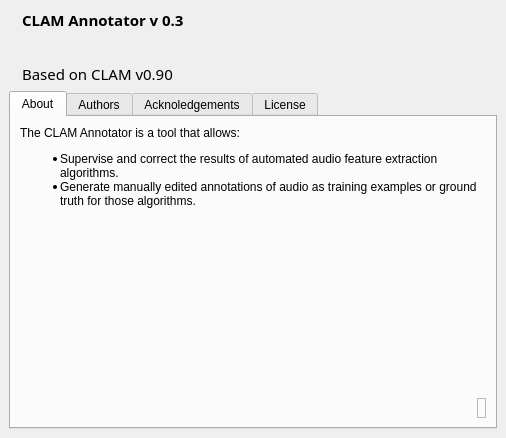
Above: CLAM_Annotator/src/About.ui from clam-project/clam before the change. Below: the same form after it.
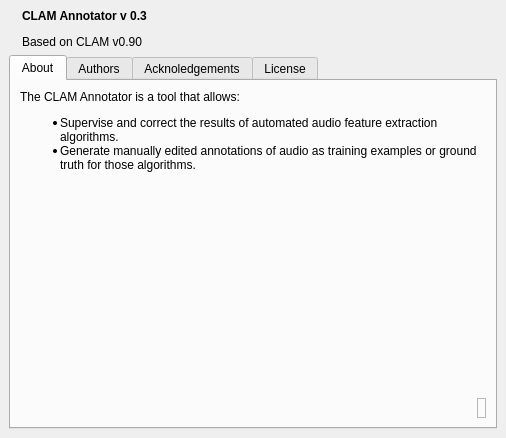
That is the form after the change. Icons and pictures are not drawn.

The edit to the form file:
```diff
--- a/CLAM_Annotator/src/About.ui
+++ b/CLAM_Annotator/src/About.ui
@@ -62,7 +62,8 @@
         </sizepolicy>
        </property>
        <property name="text" >
-        <string>&lt;html>&lt;head>&lt;meta name="qrichtext" content="1" />&lt;/head>&lt;body style=" white-space: pre-wrap; font-family:Sans Serif; font-size:11pt; font-weight:400; font-style:normal; text-decoration:none;">&lt;p style=" margin-top:0px; margin-bottom:0px; margin-left:0px; margin-right:0px; -qt-block-indent:0; text-indent:0px;">&lt;span style=" font-weight:600;">CLAM Annotator v 0.3&lt;/span>&lt;br />&lt;/p>&lt;p style=" margin-top:12px; margin-bottom:12px; margin-left:0px; margin-right:0px; -qt-block-indent:0; text-indent:0px;">Based on CLAM v0.90&lt;/p>&lt;/body>&lt;/html></string>
+        <string>&lt;p>&lt;b>CLAM Annotator v 0.3&lt;/b>&lt;/p>
+		&lt;p>Based on CLAM v0.90&lt;/p></string>
        </property>
       </widget>
      </item>
```
